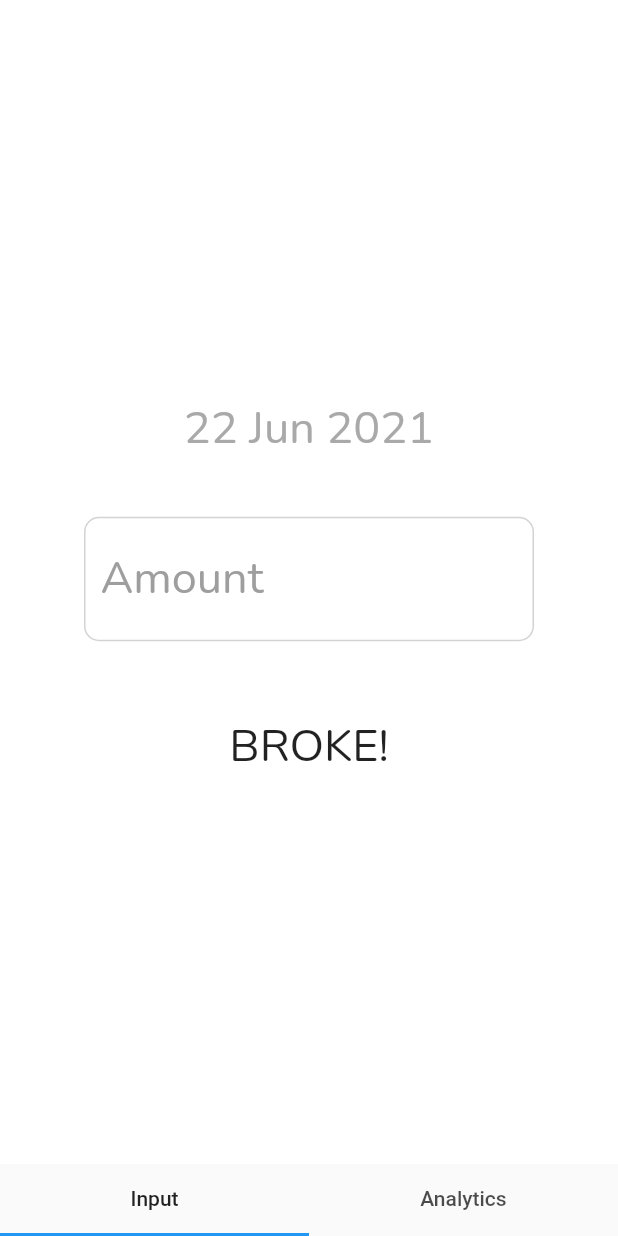
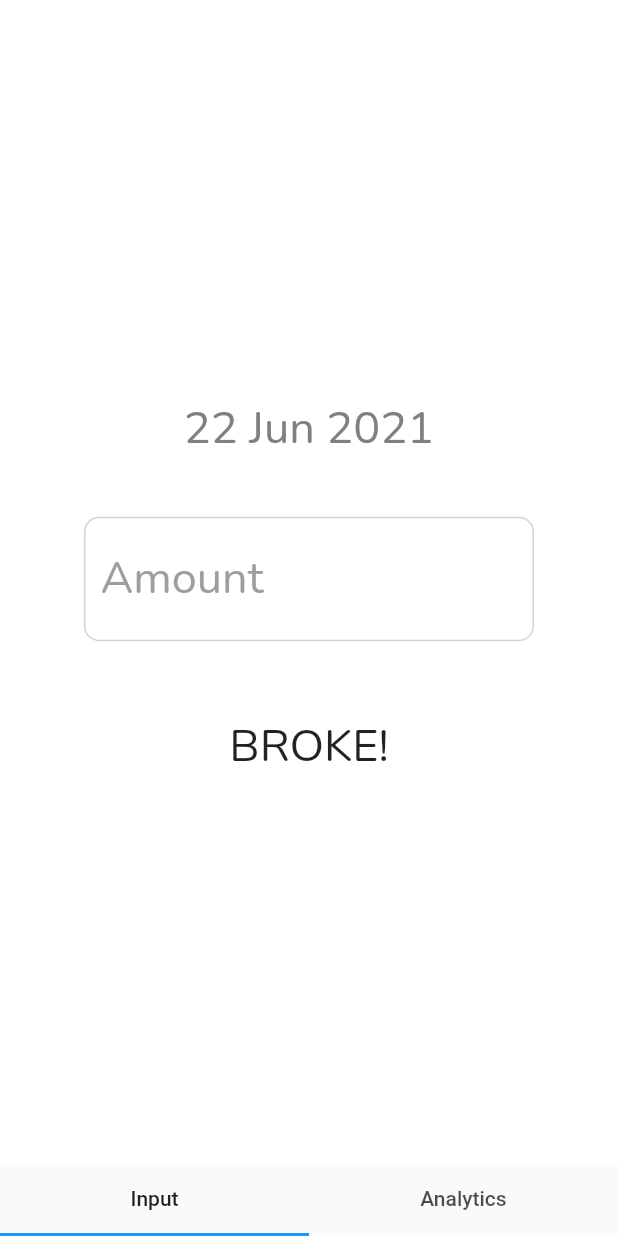
Before and after one commit to phantomcorn/Broked, a Flutter app: the screen it shows after launch, on a phone screen of 412 x 824 dp. Run offline on Flutter 3.47's test engine with Material 2 defaults, Android fonts, the phone set to English and light mode, and no system bars; our stand-ins replace flutter_datetime_picker, google_fonts, sqflite; missing offline and left inert: animated_button; accounts and stored records are empty.

Commit message:
changed date picker color to darker shade of grey

```diff
--- a/lib/CustomTheme.dart
+++ b/lib/CustomTheme.dart
@@ -24,7 +24,7 @@ class customTheme {
       ),
       textButtonTheme: TextButtonThemeData(
         style: TextButton.styleFrom(
-          primary: const Color.fromRGBO(169, 169, 169, 1),
+          primary: const Color.fromRGBO(128, 128, 128, 1),
           textStyle: TextStyle(
             fontSize: 30,
             fontFamily: GoogleFonts.nunito().fontFamily
```
